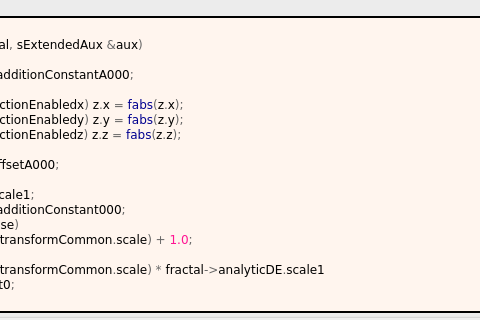
The window that mandelbulber2/formula/ui/transf_scale_offset_v2.ui (buddhi1980/mandelbulber2) describes before a commit, drawn with Qt 5; both pictures show x 231 to 711 and y 412 to 732 of the 934 by 732 pixel window.
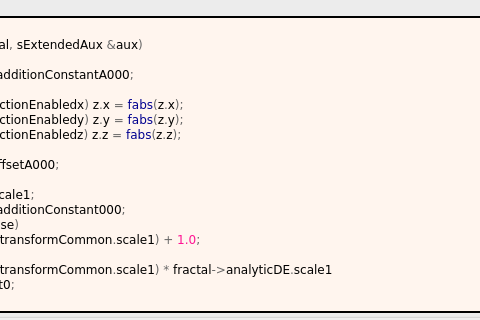
The same window after the commit. Custom widgets are drawn as their Qt base class.

The edit to the form file:
```diff
--- a/mandelbulber2/formula/ui/transf_scale_offset_v2.ui
+++ b/mandelbulber2/formula/ui/transf_scale_offset_v2.ui
@@ -645,9 +645,9 @@
   z &lt;span style=&quot;color:#676767&quot;&gt;*=&lt;/span&gt; fractal&lt;span style=&quot;color:#676767&quot;&gt;-&amp;gt;&lt;/span&gt;transformCommon&lt;span style=&quot;color:#676767&quot;&gt;.&lt;/span&gt;scale1&lt;span style=&quot;color:#676767&quot;&gt;;&lt;/span&gt;
   z &lt;span style=&quot;color:#676767&quot;&gt;+=&lt;/span&gt; fractal&lt;span style=&quot;color:#676767&quot;&gt;-&amp;gt;&lt;/span&gt;transformCommon&lt;span style=&quot;color:#676767&quot;&gt;.&lt;/span&gt;additionConstant000&lt;span style=&quot;color:#676767&quot;&gt;;&lt;/span&gt;
   &lt;span style=&quot;color:#2e8b57; font-weight:bold&quot;&gt;if&lt;/span&gt; &lt;span style=&quot;color:#676767&quot;&gt;(!&lt;/span&gt;fractal&lt;span style=&quot;color:#676767&quot;&gt;-&amp;gt;&lt;/span&gt;analyticDE&lt;span style=&quot;color:#676767&quot;&gt;.&lt;/span&gt;enabledFalse&lt;span style=&quot;color:#676767&quot;&gt;)&lt;/span&gt;
-    aux&lt;span style=&quot;color:#676767&quot;&gt;.&lt;/span&gt;DE &lt;span style=&quot;color:#676767&quot;&gt;=&lt;/span&gt; aux&lt;span style=&quot;color:#676767&quot;&gt;.&lt;/span&gt;DE &lt;span style=&quot;color:#676767&quot;&gt;*&lt;/span&gt; &lt;span style=&quot;color:#00008f&quot;&gt;fabs&lt;/span&gt;&lt;span style=&quot;color:#676767&quot;&gt;(&lt;/span&gt;fractal&lt;span style=&quot;color:#676767&quot;&gt;-&amp;gt;&lt;/span&gt;transformCommon&lt;span style=&quot;color:#676767&quot;&gt;.&lt;/span&gt;scale&lt;span style=&quot;color:#676767&quot;&gt;) +&lt;/span&gt; &lt;span style=&quot;color:#ff1493&quot;&gt;1.0&lt;/span&gt;&lt;span style=&quot;color:#676767&quot;&gt;;&lt;/span&gt;
+    aux&lt;span style=&quot;color:#676767&quot;&gt;.&lt;/span&gt;DE &lt;span style=&quot;color:#676767&quot;&gt;=&lt;/span&gt; aux&lt;span style=&quot;color:#676767&quot;&gt;.&lt;/span&gt;DE &lt;span style=&quot;color:#676767&quot;&gt;*&lt;/span&gt; &lt;span style=&quot;color:#00008f&quot;&gt;fabs&lt;/span&gt;&lt;span style=&quot;color:#676767&quot;&gt;(&lt;/span&gt;fractal&lt;span style=&quot;color:#676767&quot;&gt;-&amp;gt;&lt;/span&gt;transformCommon&lt;span style=&quot;color:#676767&quot;&gt;.&lt;/span&gt;scale1&lt;span style=&quot;color:#676767&quot;&gt;) +&lt;/span&gt; &lt;span style=&quot;color:#ff1493&quot;&gt;1.0&lt;/span&gt;&lt;span style=&quot;color:#676767&quot;&gt;;&lt;/span&gt;
   &lt;span style=&quot;color:#2e8b57; font-weight:bold&quot;&gt;else&lt;/span&gt;
-    aux&lt;span style=&quot;color:#676767&quot;&gt;.&lt;/span&gt;DE &lt;span style=&quot;color:#676767&quot;&gt;=&lt;/span&gt; aux&lt;span style=&quot;color:#676767&quot;&gt;.&lt;/span&gt;DE &lt;span style=&quot;color:#676767&quot;&gt;*&lt;/span&gt; &lt;span style=&quot;color:#00008f&quot;&gt;fabs&lt;/span&gt;&lt;span style=&quot;color:#676767&quot;&gt;(&lt;/span&gt;fractal&lt;span style=&quot;color:#676767&quot;&gt;-&amp;gt;&lt;/span&gt;transformCommon&lt;span style=&quot;color:#676767&quot;&gt;.&lt;/span&gt;scale&lt;span style=&quot;color:#676767&quot;&gt;) *&lt;/span&gt; fractal&lt;span style=&quot;color:#676767&quot;&gt;-&amp;gt;&lt;/span&gt;analyticDE&lt;span style=&quot;color:#676767&quot;&gt;.&lt;/span&gt;scale1
+    aux&lt;span style=&quot;color:#676767&quot;&gt;.&lt;/span&gt;DE &lt;span style=&quot;color:#676767&quot;&gt;=&lt;/span&gt; aux&lt;span style=&quot;color:#676767&quot;&gt;.&lt;/span&gt;DE &lt;span style=&quot;color:#676767&quot;&gt;*&lt;/span&gt; &lt;span style=&quot;color:#00008f&quot;&gt;fabs&lt;/span&gt;&lt;span style=&quot;color:#676767&quot;&gt;(&lt;/span&gt;fractal&lt;span style=&quot;color:#676767&quot;&gt;-&amp;gt;&lt;/span&gt;transformCommon&lt;span style=&quot;color:#676767&quot;&gt;.&lt;/span&gt;scale1&lt;span style=&quot;color:#676767&quot;&gt;) *&lt;/span&gt; fractal&lt;span style=&quot;color:#676767&quot;&gt;-&amp;gt;&lt;/span&gt;analyticDE&lt;span style=&quot;color:#676767&quot;&gt;.&lt;/span&gt;scale1
              &lt;span style=&quot;color:#676767&quot;&gt;+&lt;/span&gt; fractal&lt;span style=&quot;color:#676767&quot;&gt;-&amp;gt;&lt;/span&gt;analyticDE&lt;span style=&quot;color:#676767&quot;&gt;.&lt;/span&gt;offset0&lt;span style=&quot;color:#676767&quot;&gt;;&lt;/span&gt;
 &lt;span style=&quot;color:#676767&quot;&gt;}&lt;/span&gt;
 &lt;/pre&gt;
```
